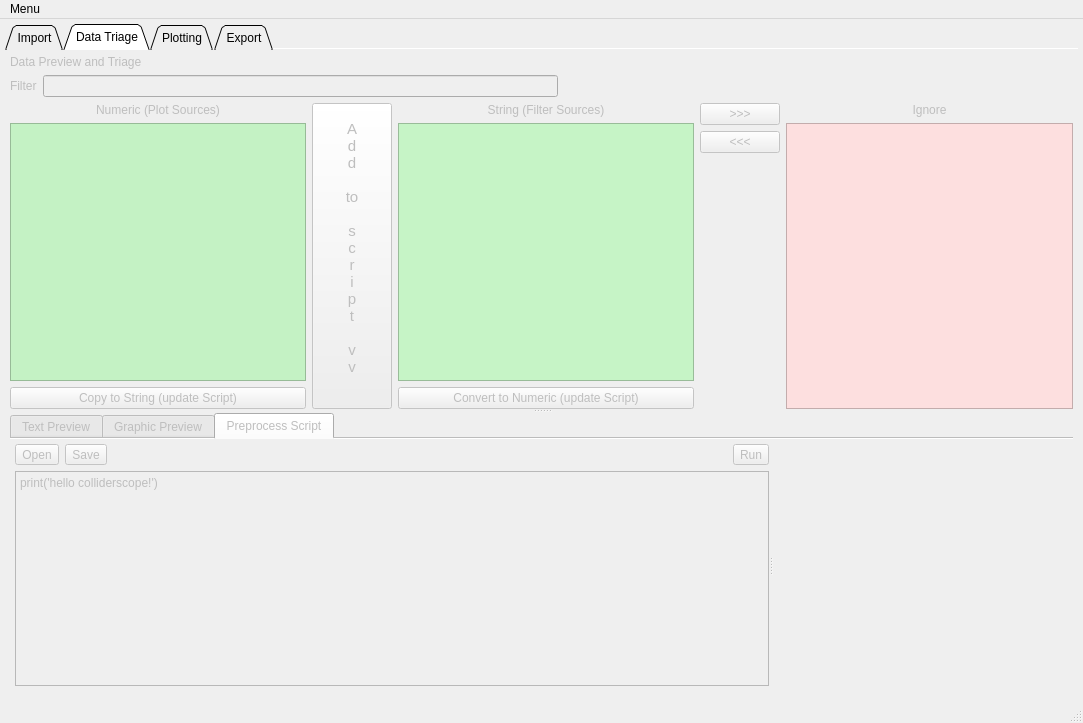
First picture: the form in form.ui, repository kevinanewman/colliderscope2024, before the edit.
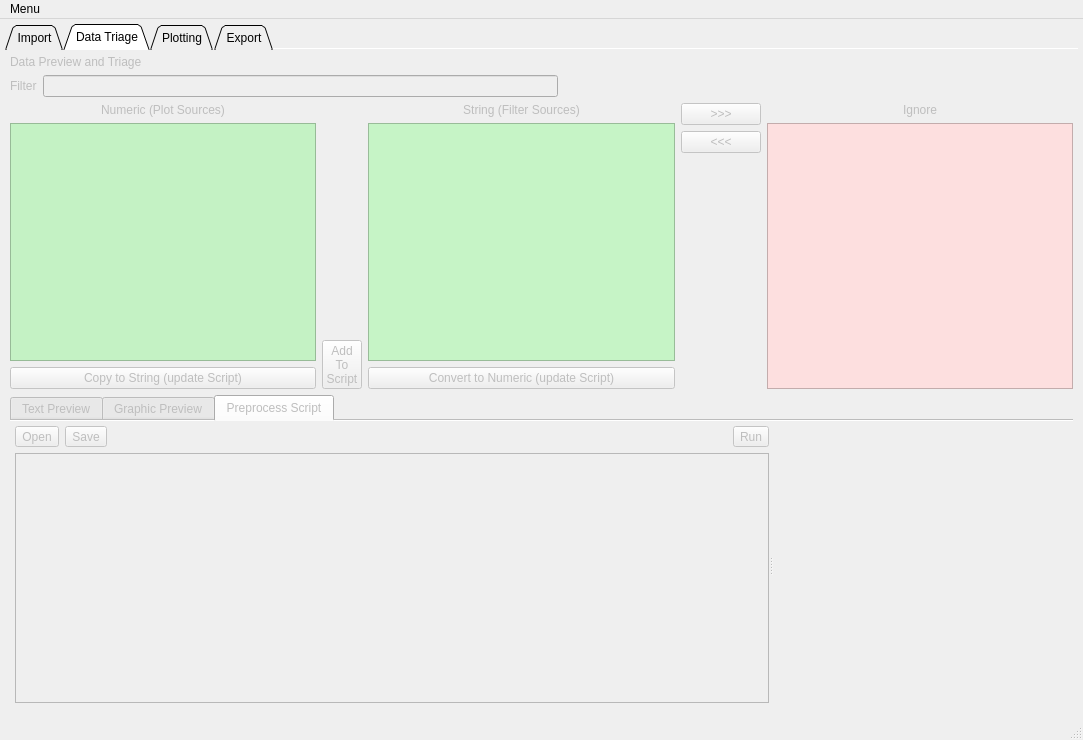
Second picture: the form after the edit. The open tabs and pages were chosen to show the change. Icons and pictures are not drawn. Custom widgets are drawn as their Qt base class.

Commit message: implement triage script add-to-script button

What changed in the file:
```diff
--- a/form.ui
+++ b/form.ui
@@ -7,7 +7,7 @@
     <x>0</x>
     <y>0</y>
     <width>1083</width>
-    <height>723</height>
+    <height>740</height>
    </rect>
   </property>
   <property name="windowTitle">
@@ -612,7 +612,7 @@
        <attribute name="title">
         <string>Data Triage</string>
        </attribute>
-       <layout class="QHBoxLayout" name="horizontalLayout_4">
+       <layout class="QVBoxLayout" name="verticalLayout_10">
         <property name="leftMargin">
          <number>5</number>
         </property>
@@ -625,16 +625,6 @@
         <property name="bottomMargin">
          <number>5</number>
         </property>
-        <item>
-         <widget class="QSplitter" name="splitter_2">
-          <property name="orientation">
-           <enum>Qt::Vertical</enum>
-          </property>
-          <property name="childrenCollapsible">
-           <bool>false</bool>
-          </property>
-          <widget class="QWidget" name="layoutWidget">
-           <layout class="QVBoxLayout" name="verticalLayout_3">
             <item>
              <widget class="QLabel" name="label">
               <property name="text">
@@ -643,6 +633,8 @@
              </widget>
             </item>
             <item>
+         <layout class="QVBoxLayout" name="verticalLayout_9">
+          <item>
              <layout class="QHBoxLayout" name="horizontalLayout_filter">
               <item>
                <widget class="QLabel" name="label_filter">
@@ -744,49 +736,55 @@
                </layout>
               </item>
               <item>
-               <widget class="QPushButton" name="add2script_pushButton">
+             <layout class="QVBoxLayout" name="verticalLayout_3">
+              <item>
+               <spacer name="verticalSpacer_3">
+                <property name="orientation">
+                 <enum>Qt::Vertical</enum>
+                </property>
+                <property name="sizeHint" stdset="0">
+                 <size>
+                  <width>20</width>
+                  <height>40</height>
+                 </size>
+                </property>
+               </spacer>
+              </item>
+              <item>
+               <widget class="QToolButton" name="add_to_script_toolButton">
                 <property name="sizePolicy">
-                 <sizepolicy hsizetype="Minimum" vsizetype="MinimumExpanding">
+                 <sizepolicy hsizetype="Minimum" vsizetype="Fixed">
                   <horstretch>0</horstretch>
                   <verstretch>0</verstretch>
                  </sizepolicy>
                 </property>
                 <property name="minimumSize">
                  <size>
-                  <width>0</width>
+                  <width>40</width>
                   <height>0</height>
                  </size>
                 </property>
-                <property name="font">
-                 <font>
-                  <pointsize>11</pointsize>
-                 </font>
-                </property>
-                <property name="layoutDirection">
-                 <enum>Qt::LeftToRight</enum>
-                </property>
-                <property name="autoFillBackground">
-                 <bool>false</bool>
+                <property name="maximumSize">
+                 <size>
+                  <width>40</width>
+                  <height>16777215</height>
+                 </size>
                 </property>
                 <property name="text">
-                 <string>A
-d
-d
-
-to
-
-s
-c
-r
-i
-p
-t
-
-v
-v
-</string>
+                 <string>Add
+To
+Script</string>
+                </property>
+                <property name="icon">
+                 <iconset>
+                  <normaloff>assets/addList.svg</normaloff>assets/addList.svg</iconset>
+                </property>
+                <property name="toolButtonStyle">
+                 <enum>Qt::ToolButtonTextUnderIcon</enum>
                 </property>
                </widget>
+              </item>
+             </layout>
               </item>
               <item>
                <layout class="QVBoxLayout" name="verticalLayout_string">
@@ -1099,7 +1097,8 @@
              </layout>
             </item>
            </layout>
-          </widget>
+        </item>
+        <item>
           <widget class="QTabWidget" name="preview_tabWidget">
            <property name="cursor">
             <cursorShape>ArrowCursor</cursorShape>
@@ -1271,7 +1270,10 @@
                  <item>
                   <widget class="QPlainTextEdit" name="script_preview_plainTextEdit">
                    <property name="plainText">
-                    <string>print('hello colliderscope!')</string>
+                   <string/>
+                  </property>
+                  <property name="placeholderText">
+                   <string>print('hello world!')</string>
                    </property>
                   </widget>
                  </item>
@@ -1290,7 +1292,6 @@
             </layout>
            </widget>
           </widget>
-         </widget>
         </item>
        </layout>
       </widget>
```
Left out of the diff: 40 changed lines with no effect on the pictures. Lines whose indentation alone changed are shown as unchanged. The commit also changes 2 other files.
